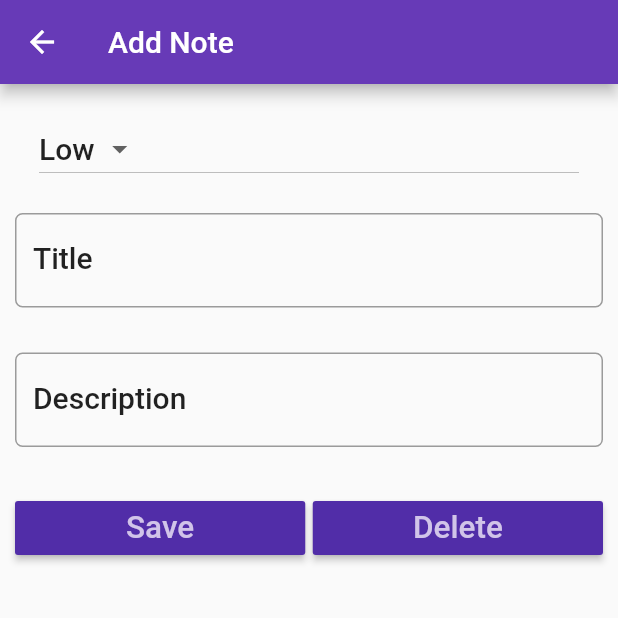
After one commit to anupdey99/FlutterApp, a Flutter app: the screen it shows after launch, after a tap on the "add" icon, on a phone screen of 412 x 824 dp, the top half of it. The commit adds this screen. Run offline on Flutter 3.47's test engine with Material 2 defaults, Android fonts, the phone set to English and light mode, and no system bars.

Commit message:
Note app

```diff
--- /dev/null
+++ b/lib/app_screens/NoteDetails.dart
@@ -0,0 +1,145 @@
+import 'package:flutter/material.dart';
+
+class NoteDetails extends StatefulWidget {
+  String appBarTitle;
+
+  NoteDetails(this.appBarTitle);
+
+  @override
+  State<StatefulWidget> createState() {
+    return _NoteDetailsState(appBarTitle);
+  }
+}
+
+class _NoteDetailsState extends State<NoteDetails> {
+  String appBarTitle;
+  static var _priorities = ['High', 'Low'];
+
+  _NoteDetailsState(this.appBarTitle);
+
+  @override
+  Widget build(BuildContext context) {
+    TextStyle textStyle = Theme.of(context).textTheme.title;
+    TextEditingController titleController = TextEditingController();
+    TextEditingController descriptionController = TextEditingController();
+
+    return WillPopScope(
+        onWillPop: () {
+          _moveToLastScreen();
+        },
+        child: Scaffold(
+          appBar: AppBar(
+            title: Text(appBarTitle),
+            leading: IconButton(
+              icon: Icon(Icons.arrow_back),
+              onPressed: () {
+                debugPrint("Arrow back pressed");
+                _moveToLastScreen();
+              },
+            ),
+          ),
+          body: Padding(
+            padding: EdgeInsets.only(top: 15.0, left: 10.0, right: 10.0),
+            child: ListView(
+              children: <Widget>[
+                // First element
+                ListTile(
+                  title: DropdownButton(
+                    items: _priorities.map((String dropDownStringItem) {
+                      return DropdownMenuItem<String>(
+                        value: dropDownStringItem,
+                        child: Text(dropDownStringItem),
+                      );
+                    }).toList(),
+                    style: textStyle,
+                    value: _priorities[1],
+                    onChanged: (value) {
+                      setState(() {
+                        debugPrint("User selected $value");
+                      });
+                    },
+                  ),
+                ),
+                //Second element
+                Padding(
+                  padding: EdgeInsets.only(top: 15.0, bottom: 15.0),
+                  child: TextField(
+                    controller: titleController,
+                    style: textStyle,
+                    decoration: InputDecoration(
+                        labelText: "Title",
+                        labelStyle: textStyle,
+                        border: OutlineInputBorder(
+                            borderRadius: BorderRadius.circular(5.0))),
+                    onChanged: (value) {
+                      debugPrint("Title changed");
+                    },
+                  ),
+                ),
+                // Third Elements
+                Padding(
+                  padding: EdgeInsets.only(top: 15.0, bottom: 15.0),
+                  child: TextField(
+                    controller: descriptionController,
+                    style: textStyle,
+                    decoration: InputDecoration(
+                        labelText: "Description",
+                        labelStyle: textStyle,
+                        border: OutlineInputBorder(
+                            borderRadius: BorderRadius.circular(5.0))),
+                    onChanged: (value) {
+                      debugPrint("Description changed");
+                    },
+                  ),
+                ),
+                // Forth
+                Padding(
+                  padding: EdgeInsets.only(top: 15.0, bottom: 15.0),
+                  child: Row(
+                    children: <Widget>[
+                      Expanded(
+                        child: RaisedButton(
+                          color: Theme.of(context).primaryColorDark,
+                          textColor: Theme.of(context).primaryColorLight,
+                          child: Text(
+                            "Save",
+                            textScaleFactor: 1.5,
+                          ),
+                          onPressed: () {
+                            setState(() {
+                              debugPrint("Save button pressed");
+                            });
+                          },
+                        ),
+                      ),
+                      Container(
+                        width: 5.0,
+                      ),
+                      Expanded(
+                        child: RaisedButton(
+                          color: Theme.of(context).primaryColorDark,
+                          textColor: Theme.of(context).primaryColorLight,
+                          child: Text(
+                            "Delete",
+                            textScaleFactor: 1.5,
+                          ),
+                          onPressed: () {
+                            setState(() {
+                              debugPrint("Delete button pressed");
+                            });
+                          },
+                        ),
+                      )
+                    ],
+                  ),
+                )
+              ],
+            ),
+          ),
+        ));
+  }
+
+  void _moveToLastScreen() {
+    Navigator.pop(context);
+  }
+}
--- /dev/null
+++ b/lib/app_screens/NoteList.dart
@@ -0,0 +1,70 @@
+import 'package:flutter/material.dart';
+import 'package:flutter_app/app_screens/NoteDetails.dart';
+
+class NoteList extends StatefulWidget {
+  @override
+  State<StatefulWidget> createState() {
+    return _NoteListState();
+  }
+}
+
+class _NoteListState extends State<NoteList> {
+  int count = 0;
+
+  @override
+  Widget build(BuildContext context) {
+    return Scaffold(
+      appBar: AppBar(
+        title: Text('Notes'),
+      ),
+      body: _getNoteListView(),
+      floatingActionButton: FloatingActionButton(
+        onPressed: () {
+          debugPrint("FAB clicked!");
+          _navigateToDetails('Add Note');
+        },
+        tooltip: "Add Note",
+        child: Icon(Icons.add),
+      ),
+    );
+  }
+
+  ListView _getNoteListView() {
+    TextStyle textStyle = Theme.of(context).textTheme.subhead;
+
+    return ListView.builder(
+      itemCount: count,
+      itemBuilder: (BuildContext context, int position) {
+        return Card(
+          color: Colors.white,
+          elevation: 2.0,
+          child: ListTile(
+            leading: CircleAvatar(
+              backgroundColor: Colors.yellow,
+              child: Icon(Icons.keyboard_arrow_right),
+            ),
+            title: Text(
+              "Dumy Title",
+              style: textStyle,
+            ),
+            subtitle: Text("Dumy Date"),
+            trailing: Icon(
+              Icons.delete,
+              color: Colors.grey,
+            ),
+            onTap: () {
+              debugPrint("List Item Tapped!");
+              _navigateToDetails('Edit Note');
+            },
+          ),
+        );
+      },
+    );
+  }
+
+  void _navigateToDetails(String title) {
+    Navigator.push(context, MaterialPageRoute(builder: (context) {
+      return NoteDetails(title);
+    }));
+  }
+}
--- a/lib/main.dart
+++ b/lib/main.dart
@@ -1,23 +1,39 @@
 import 'package:flutter/material.dart';
 import 'package:flutter_app/app_screens/FavoriteCity.dart';
+import 'package:flutter_app/app_screens/NoteDetails.dart';
 import 'package:flutter_app/app_screens/SimpleInterestForm.dart';
 import 'package:flutter_app/app_screens/first_screen.dart';
+import 'package:flutter_app/app_screens/NoteList.dart';
 
 
 void main() => runApp(
-    MaterialApp(
-      debugShowCheckedModeBanner: false,
-      title: "Interest Calculator",
-      home: SimpleInterestForm(),
-      theme: ThemeData(
-        brightness: Brightness.dark,
-        primaryColor: Colors.indigo,
-        accentColor: Colors.indigoAccent
-      )
-    )
+  NoteApp()
+    // MaterialApp(
+    //   debugShowCheckedModeBanner: false,
+    //   title: "Interest Calculator",
+    //   home: SimpleInterestForm(),
+    //   theme: ThemeData(
+    //     brightness: Brightness.dark,
+    //     primaryColor: Colors.indigo,
+    //     accentColor: Colors.indigoAccent
+    //   )
+    // )
 );
 
+class NoteApp extends StatelessWidget {
+  @override
+  Widget build(BuildContext context) {
 
+    return MaterialApp(
+      debugShowCheckedModeBanner: false,
+      title: "NoteKeeper",
+      theme: ThemeData(
+        primarySwatch: Colors.deepPurple
+      ),
+      home: NoteList(),
+    );
+  }
+}
 
 // Test only
 
```
